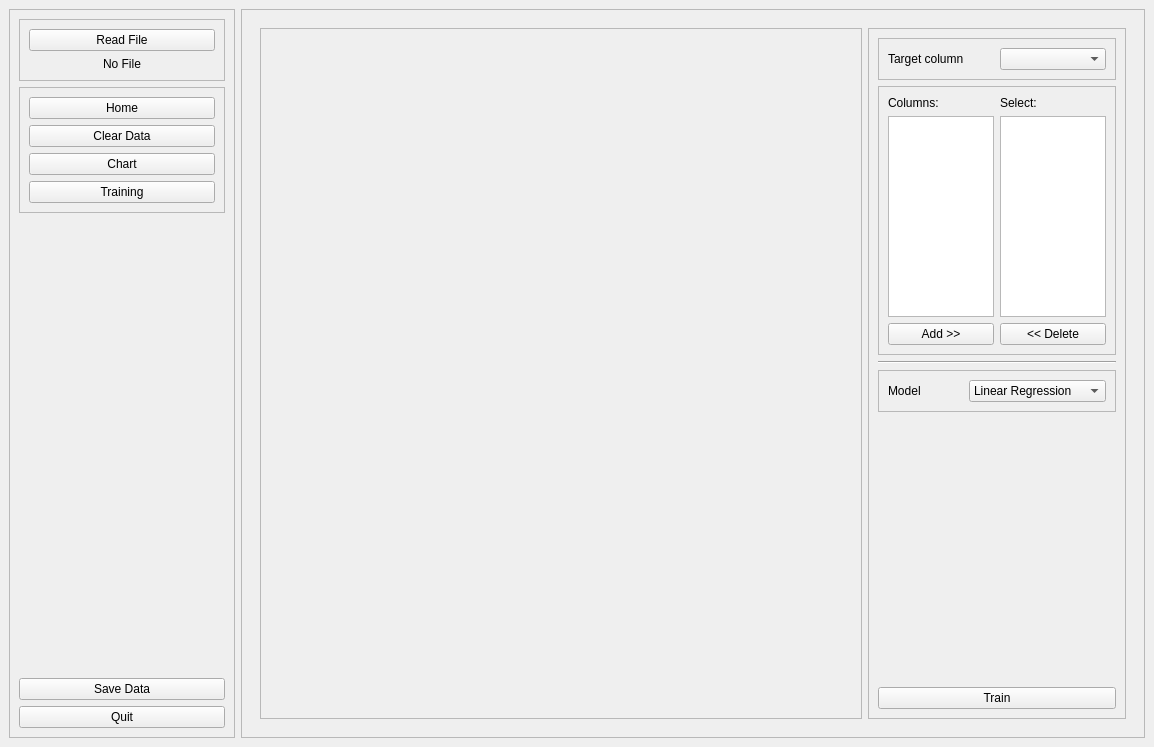
Qt form AppML/app.ui (gin614pham/machine_learning_app) before a commit.
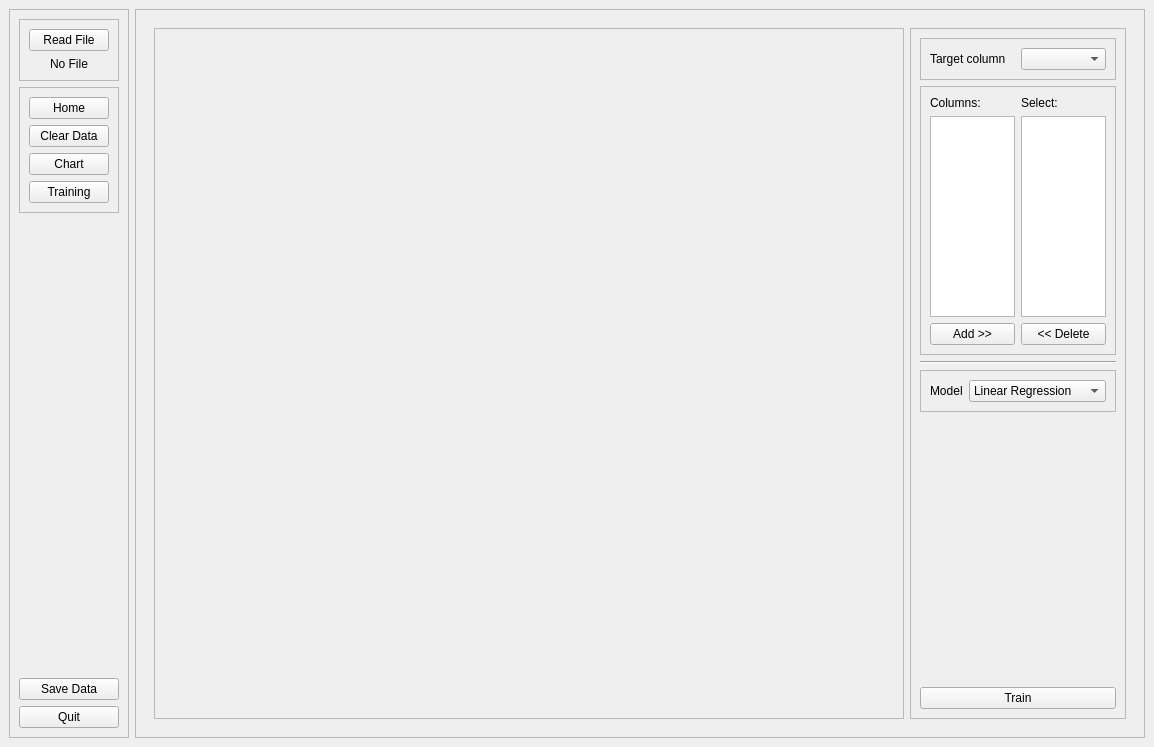
The same form after that commit.

```diff
--- a/AppML/app.ui
+++ b/AppML/app.ui
@@ -29,7 +29,7 @@
    <property name="autoFillBackground">
     <bool>true</bool>
    </property>
-   <layout class="QHBoxLayout" name="horizontalLayout" stretch="2,8">
+   <layout class="QHBoxLayout" name="horizontalLayout" stretch="1,9">
     <item>
      <widget class="QFrame" name="frame">
       <property name="autoFillBackground">
@@ -586,7 +586,7 @@
          </widget>
          <widget class="QWidget" name="chart_page"/>
          <widget class="QWidget" name="train_page">
-          <layout class="QHBoxLayout" name="horizontalLayout_7" stretch="7,3">
+          <layout class="QHBoxLayout" name="horizontalLayout_7" stretch="8,2">
            <item>
             <widget class="QFrame" name="frame_12">
              <property name="frameShape">
@@ -595,6 +595,23 @@
              <property name="frameShadow">
               <enum>QFrame::Raised</enum>
              </property>
+             <layout class="QVBoxLayout" name="verticalLayout_13">
+              <property name="leftMargin">
+               <number>0</number>
+              </property>
+              <property name="topMargin">
+               <number>0</number>
+              </property>
+              <property name="rightMargin">
+               <number>0</number>
+              </property>
+              <property name="bottomMargin">
+               <number>0</number>
+              </property>
+              <item>
+               <widget class="QWidget" name="widgetMatplotlib" native="true"/>
+              </item>
+             </layout>
             </widget>
            </item>
            <item>
@@ -658,14 +675,14 @@
                   <widget class="QListWidget" name="listWidgetColumnSelected"/>
                  </item>
                  <item row="2" column="0">
-                  <widget class="QPushButton" name="pushButton">
+                  <widget class="QPushButton" name="btnAddColumn">
                    <property name="text">
                     <string>Add &gt;&gt;</string>
                    </property>
                   </widget>
                  </item>
                  <item row="2" column="1">
-                  <widget class="QPushButton" name="pushButton_2">
+                  <widget class="QPushButton" name="btnDelColumn">
                    <property name="text">
                     <string>&lt;&lt; Delete</string>
                    </property>
```
